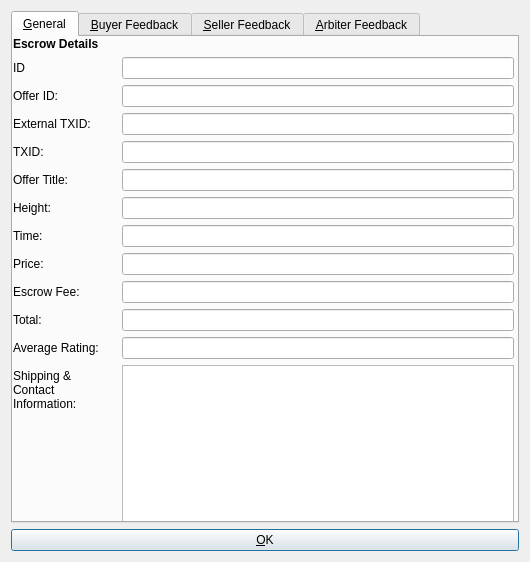
First picture: the form in src/qt/forms/escrowinfodialog.ui, repository greggdourgarian/syscoin2, before the edit.
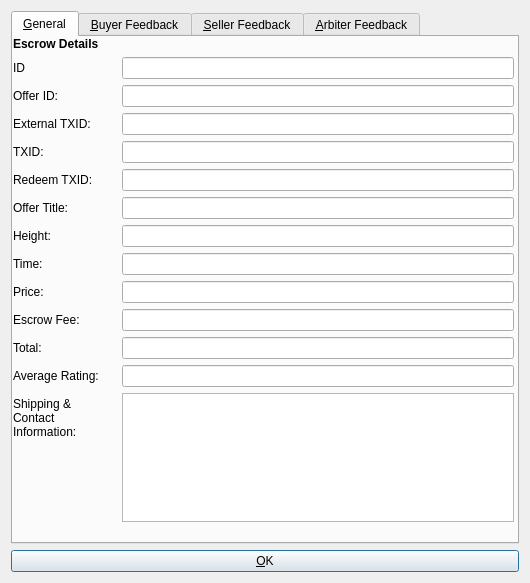
Second picture: the form after the edit.

Patch:
```diff
--- a/src/qt/forms/escrowinfodialog.ui
+++ b/src/qt/forms/escrowinfodialog.ui
@@ -7,7 +7,7 @@
     <x>0</x>
     <y>0</y>
     <width>530</width>
-    <height>562</height>
+    <height>583</height>
    </rect>
   </property>
   <property name="windowTitle">
@@ -86,93 +86,93 @@
           </property>
          </widget>
         </item>
-        <item row="5" column="0">
+        <item row="6" column="0">
          <widget class="QLabel" name="label_14">
           <property name="text">
            <string>Offer Title:</string>
           </property>
          </widget>
         </item>
-        <item row="5" column="1">
+        <item row="6" column="1">
          <widget class="QLineEdit" name="titleEdit"/>
         </item>
-        <item row="6" column="0">
+        <item row="7" column="0">
          <widget class="QLabel" name="label_6">
           <property name="text">
            <string>Height:</string>
           </property>
          </widget>
         </item>
-        <item row="6" column="1">
+        <item row="7" column="1">
          <widget class="QLineEdit" name="heightEdit">
           <property name="enabled">
            <bool>true</bool>
           </property>
          </widget>
         </item>
-        <item row="7" column="0">
+        <item row="8" column="0">
          <widget class="QLabel" name="label_5">
           <property name="text">
            <string>Time:</string>
           </property>
          </widget>
         </item>
-        <item row="7" column="1">
+        <item row="8" column="1">
          <widget class="QLineEdit" name="timeEdit">
           <property name="enabled">
            <bool>true</bool>
           </property>
          </widget>
         </item>
-        <item row="8" column="0">
+        <item row="9" column="0">
          <widget class="QLabel" name="label_7">
           <property name="text">
            <string>Price:</string>
           </property>
          </widget>
         </item>
-        <item row="8" column="1">
+        <item row="9" column="1">
          <widget class="QLineEdit" name="priceEdit">
           <property name="enabled">
            <bool>true</bool>
           </property>
          </widget>
         </item>
-        <item row="9" column="0">
+        <item row="10" column="0">
          <widget class="QLabel" name="commissionLabel">
           <property name="text">
            <string>Escrow Fee:</string>
           </property>
          </widget>
         </item>
-        <item row="9" column="1">
+        <item row="10" column="1">
          <widget class="QLineEdit" name="feeEdit"/>
         </item>
-        <item row="10" column="0">
+        <item row="11" column="0">
          <widget class="QLabel" name="label_9">
           <property name="text">
            <string>Total:</string>
           </property>
          </widget>
         </item>
-        <item row="10" column="1">
+        <item row="11" column="1">
          <widget class="QLineEdit" name="totalEdit">
           <property name="enabled">
            <bool>true</bool>
           </property>
          </widget>
         </item>
-        <item row="11" column="0">
+        <item row="12" column="0">
          <widget class="QLabel" name="ratingLabel">
           <property name="text">
            <string>Average Rating:</string>
           </property>
          </widget>
         </item>
-        <item row="11" column="1">
+        <item row="12" column="1">
          <widget class="QLineEdit" name="ratingEdit"/>
         </item>
-        <item row="13" column="0">
+        <item row="14" column="0">
          <widget class="QLabel" name="label_11">
           <property name="text">
            <string>Shipping &amp; Contact Information:</string>
@@ -182,7 +182,7 @@
           </property>
          </widget>
         </item>
-        <item row="13" column="1">
+        <item row="14" column="1">
          <widget class="QTextEdit" name="paymessageEdit">
           <property name="enabled">
            <bool>true</bool>
@@ -199,6 +199,16 @@
         <item row="3" column="1">
          <widget class="QLineEdit" name="exttxidEdit"/>
         </item>
+        <item row="5" column="1">
+         <widget class="QLineEdit" name="redeemTxidEdit"/>
+        </item>
+        <item row="5" column="0">
+         <widget class="QLabel" name="label">
+          <property name="text">
+           <string>Redeem TXID:</string>
+          </property>
+         </widget>
+        </item>
        </layout>
       </widget>
      </widget>
```
